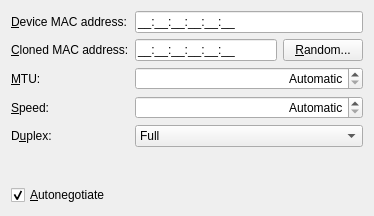
Qt form editor/ui/wiredconnectionwidget.ui (KDE/plasma-nm) before a commit.
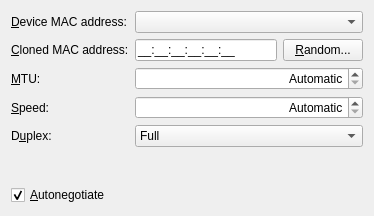
The same form after that commit. Custom widgets are drawn as their Qt base class.

Commit message:
Change the "Device MAC address" input field into a combobox
feature: https://trello.com/c/9IbGRcZn

```diff
--- a/editor/ui/wiredconnectionwidget.ui
+++ b/editor/ui/wiredconnectionwidget.ui
@@ -25,16 +25,13 @@
     </widget>
    </item>
    <item row="0" column="1">
-    <widget class="QLineEdit" name="macAddress">
+    <widget class="HwAddrComboBox" name="macAddress">
      <property name="sizePolicy">
       <sizepolicy hsizetype="MinimumExpanding" vsizetype="Fixed">
        <horstretch>0</horstretch>
        <verstretch>0</verstretch>
       </sizepolicy>
      </property>
-     <property name="inputMask">
-      <string notr="true">HH:HH:HH:HH:HH:HH;_</string>
-     </property>
     </widget>
    </item>
    <item row="1" column="0">
@@ -208,6 +205,11 @@
    <extends>QSpinBox</extends>
    <header>knuminput.h</header>
   </customwidget>
+  <customwidget>
+   <class>HwAddrComboBox</class>
+   <extends>QComboBox</extends>
+   <header>hwaddrcombobox.h</header>
+  </customwidget>
  </customwidgets>
  <tabstops>
   <tabstop>macAddress</tabstop>
```
The commit also changes 8 other files.
